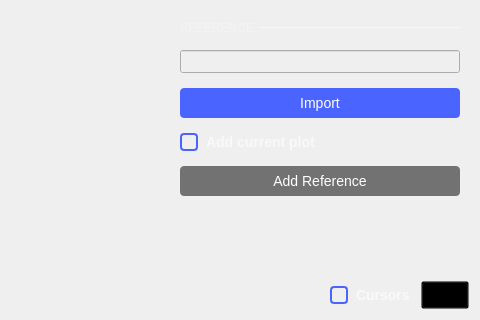
Above: ui/network_analyzer.ui from analogdevicesinc/scopy before the change; both pictures show x 708 to 1188 and y 334 to 654 of the 1188 by 654 pixel window. Below: the same form after it.
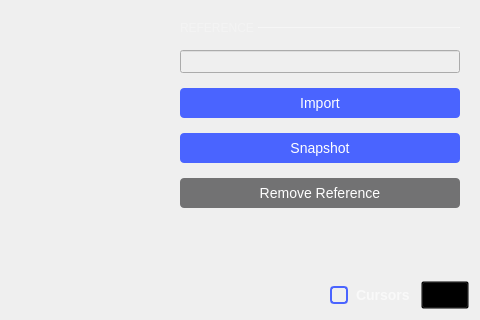
That is the form after the change. Icons and pictures are not drawn. Custom widgets are drawn as their Qt base class.

Commit message:
NetworkAnalyzer: add snapshot option
Snapshot will add the current plot as a reference waveform without the need to export then import again

The edit to the form file:
```diff
--- a/ui/network_analyzer.ui
+++ b/ui/network_analyzer.ui
@@ -2517,35 +2517,35 @@
                     </spacer>
                    </item>
                    <item>
-                    <widget class="QCheckBox" name="addCurrentPlotCheckBox">
+                    <widget class="QPushButton" name="snapshotBtn">
                      <property name="styleSheet">
-                      <string notr="true">QCheckBox {
-  spacing: 8px;
-  background-color: transparent;
-  font-size: 14px;
-  font-weight: bold;
+                      <string notr="true">QPushButton {
+  min-height: 30px;
+  max-height: 30px;
 
-  color: rgba(255, 255, 255, 153);
-}
-
-QCheckBox::indicator {
-  width: 14px;
-  height: 14px;
-  border: 2px solid rgb(74,100,255);
+  border: 0px;
   border-radius: 4px;
-}
-QCheckBox::indicator:unchecked { background-color: transparent; }
-QCheckBox::indicator:checked { background-color: rgb(74,100,255); }
 
-QLabel {
+  background-color: #4a64ff;
+  color: #ffffff;
+
   font-size: 14px;
-  font-weight: bold;
+}
 
-  color: rgba(255, 255, 255, 153);
+QPushButton:pressed {
+  background-color: #2a44df;
+}
+
+QPushButton:hover {
+	background-color: #4a34ff;
+}
+
+QPushButton:disabled {
+background-color: #727273;
 }</string>
                      </property>
                      <property name="text">
-                      <string>Add current plot</string>
+                      <string>Snapshot</string>
                      </property>
                     </widget>
                    </item>
@@ -2597,7 +2597,7 @@
 }</string>
                      </property>
                      <property name="text">
-                      <string>Add Reference</string>
+                      <string>Remove Reference</string>
                      </property>
                      <property name="checkable">
                       <bool>false</bool>
```
Left out of the diff: 2 changed lines with no effect on the pictures. The commit also changes 3 other files.
